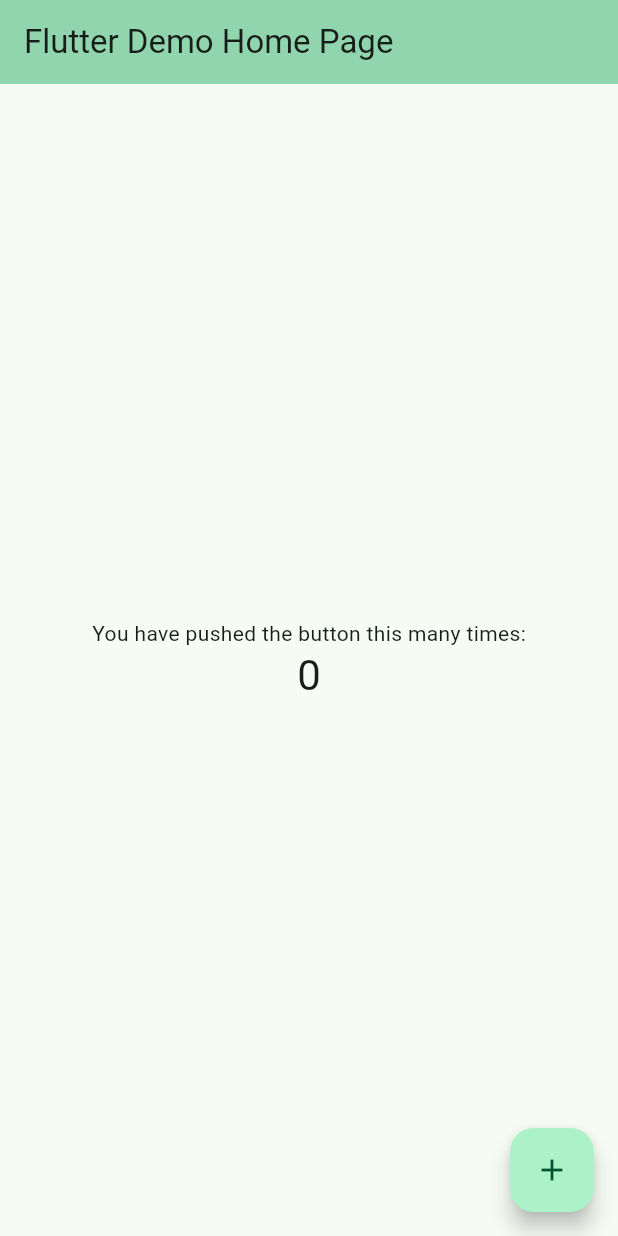
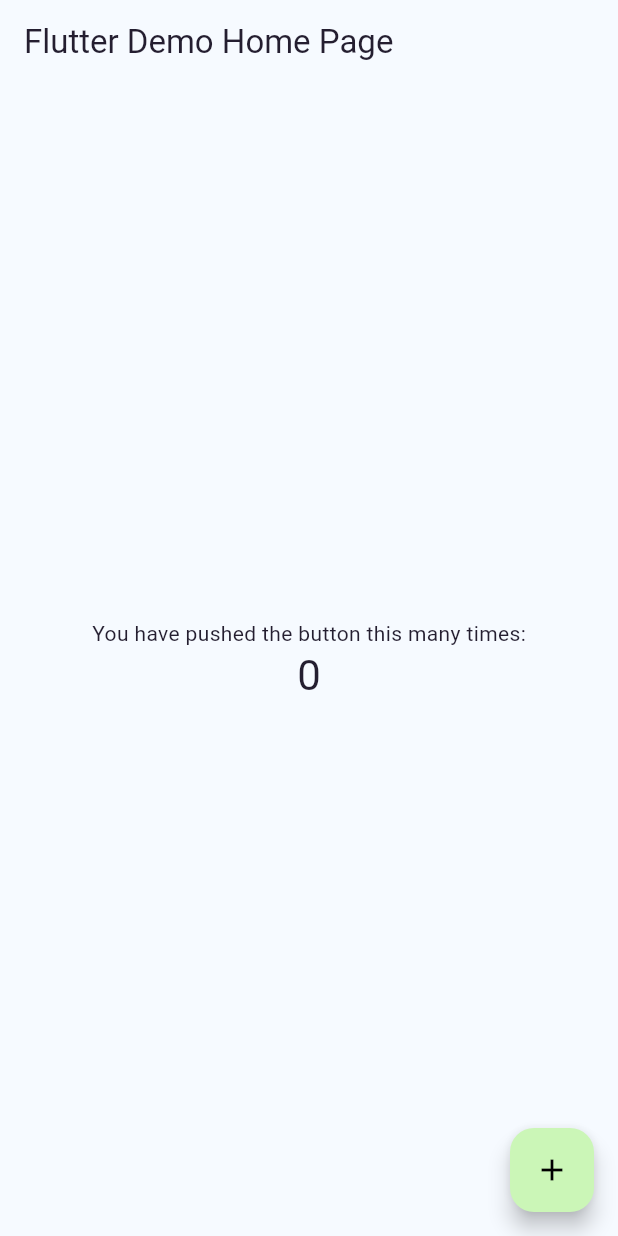
Before and after one commit to victorpazs/amazon_wiki, a Flutter app: the screen it shows after launch, on a phone screen of 412 x 824 dp. Run offline on Flutter 3.47's test engine with Material 3 defaults, Android fonts, the phone set to English and light mode, and no system bars.

Commit message:
custom theme

```diff
--- a/lib/main.dart
+++ b/lib/main.dart
@@ -1,3 +1,4 @@
+import 'package:amazon_wiki_app/utils/theme.dart';
 import 'package:flutter/material.dart';
 
 void main() {
@@ -10,11 +11,10 @@ class MyApp extends StatelessWidget {
   @override
   Widget build(BuildContext context) {
     return MaterialApp(
-      title: 'Flutter Demo',
-      theme: ThemeData(
-        colorScheme: ColorScheme.fromSeed(seedColor: Colors.greenAccent),
-        useMaterial3: true,
-      ),
+      debugShowCheckedModeBanner: false,
+      title: 'Amazon Wiki',
+      themeMode: ThemeMode.light,
+      theme: GlobalThemData.lightThemeData,
       home: const MyHomePage(title: 'Flutter Demo Home Page'),
     );
   }
@@ -33,50 +33,19 @@ class _MyHomePageState extends State<MyHomePage> {
 
   void _incrementCounter() {
     setState(() {
-      // This call to setState tells the Flutter framework that something has
-      // changed in this State, which causes it to rerun the build method below
-      // so that the display can reflect the updated values. If we changed
-      // _counter without calling setState(), then the build method would not be
-      // called again, and so nothing would appear to happen.
       _counter++;
     });
   }
 
   @override
   Widget build(BuildContext context) {
-    // This method is rerun every time setState is called, for instance as done
-    // by the _incrementCounter method above.
-    //
-    // The Flutter framework has been optimized to make rerunning build methods
-    // fast, so that you can just rebuild anything that needs updating rather
-    // than having to individually change instances of widgets.
     return Scaffold(
       appBar: AppBar(
-        // TRY THIS: Try changing the color here to a specific color (to
-        // Colors.amber, perhaps?) and trigger a hot reload to see the AppBar
-        // change color while the other colors stay the same.
-        backgroundColor: Theme.of(context).colorScheme.inversePrimary,
-        // Here we take the value from the MyHomePage object that was created by
-        // the App.build method, and use it to set our appbar title.
+        backgroundColor: Theme.of(context).colorScheme.surface,
         title: Text(widget.title),
       ),
       body: Center(
-        // Center is a layout widget. It takes a single child and positions it
-        // in the middle of the parent.
         child: Column(
-          // Column is also a layout widget. It takes a list of children and
-          // arranges them vertically. By default, it sizes itself to fit its
-          // children horizontally, and tries to be as tall as its parent.
-          //
-          // Column has various properties to control how it sizes itself and
-          // how it positions its children. Here we use mainAxisAlignment to
-          // center the children vertically; the main axis here is the vertical
-          // axis because Columns are vertical (the cross axis would be
-          // horizontal).
-          //
-          // TRY THIS: Invoke "debug painting" (choose the "Toggle Debug Paint"
-          // action in the IDE, or press "p" in the console), to see the
-          // wireframe for each widget.
           mainAxisAlignment: MainAxisAlignment.center,
           children: <Widget>[
             const Text(
--- /dev/null
+++ b/lib/utils/theme.dart
@@ -0,0 +1,29 @@
+import 'package:flutter/material.dart';
+
+class GlobalThemData {
+  static final Color _lightFocusColor = Colors.black.withOpacity(0.12);
+
+  static ThemeData lightThemeData =
+      themeData(lightColorScheme, _lightFocusColor);
+
+  static ThemeData themeData(ColorScheme colorScheme, Color focusColor) {
+    return ThemeData(
+        colorScheme: colorScheme,
+        canvasColor: colorScheme.surface,
+        scaffoldBackgroundColor: colorScheme.surface,
+        highlightColor: Colors.transparent,
+        focusColor: focusColor);
+  }
+
+  static const ColorScheme lightColorScheme = ColorScheme(
+    primary: Color(0xFFCBF6B7),
+    onPrimary: Colors.black,
+    secondary: Color(0xFFEFF3F3),
+    onSecondary: Color(0xFF322942),
+    error: Colors.redAccent,
+    onError: Colors.white,
+    surface: Color(0xFFF6FAFF),
+    onSurface: Color(0xFF241E30),
+    brightness: Brightness.light,
+  );
+}
```
Also changed, not shown: pubspec.yaml (+8 -68 lines), pubspec.lock.
